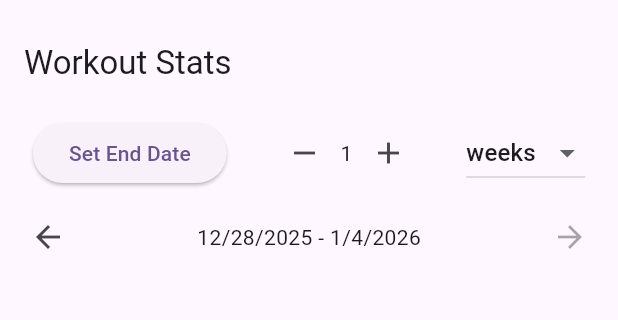
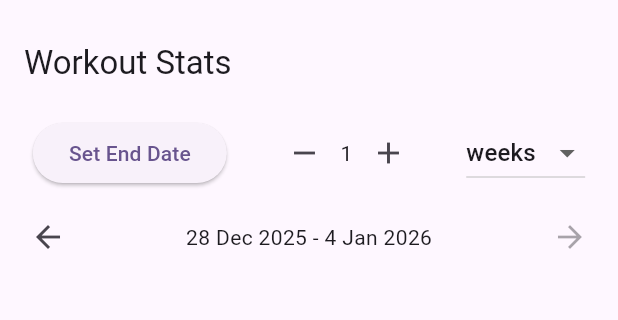
Before and after one commit to tommyiaq/gymprogresstracker, a Flutter app: the screen it shows after launch, item 3 of the bottom bar chosen, on a phone screen of 412 x 824 dp, the part 63-383 px from its top. Run offline on Flutter 3.47's test engine with Material 3 defaults, Android fonts, the phone set to English and light mode, and no system bars; our stand-ins replace fl_chart, shared_preferences, wakelock_plus.

Commit message:
data format

```diff
--- a/lib/pages/stats_page.dart
+++ b/lib/pages/stats_page.dart
@@ -88,7 +88,7 @@ class _StatsPageState extends State<StatsPage> {
       context: context,
       builder: (context) {
         return AlertDialog(
-          title: Text('Workout Details for ${DateFormat.yMMMd().format(dailyLogs.first.endTime)}'),
+          title: Text('Workout Details for ${DateFormat('d MMM yyyy').format(dailyLogs.first.endTime)}'),
           content: SizedBox(
             width: double.maxFinite,
             child: ListView.builder(
@@ -246,7 +246,7 @@ class _StatsPageState extends State<StatsPage> {
                         );
                       }).toList(),
                       titlesData: FlTitlesData(
-                        bottomTitles: AxisTitles(sideTitles: SideTitles(showTitles: true, reservedSize: 30, getTitlesWidget: (value, meta) => Text(DateFormat.Md().format(DateTime.fromMillisecondsSinceEpoch(value.toInt())), style: const TextStyle(fontSize: 10)), interval: (_endDate.millisecondsSinceEpoch - startDate.millisecondsSinceEpoch) / 4)),
+                        bottomTitles: AxisTitles(sideTitles: SideTitles(showTitles: true, reservedSize: 30, getTitlesWidget: (value, meta) => Text(DateFormat('d MMM').format(DateTime.fromMillisecondsSinceEpoch(value.toInt())), style: const TextStyle(fontSize: 10)), interval: (_endDate.millisecondsSinceEpoch - startDate.millisecondsSinceEpoch) / 4)),
                         leftTitles: AxisTitles(sideTitles: SideTitles(showTitles: true, reservedSize: 40, getTitlesWidget: (value, meta) => Text('${value.toInt()}%'))),
                         topTitles: AxisTitles(sideTitles: SideTitles(showTitles: false)),
                         rightTitles: AxisTitles(sideTitles: SideTitles(showTitles: false)),
@@ -269,7 +269,7 @@ class _StatsPageState extends State<StatsPage> {
         mainAxisAlignment: MainAxisAlignment.spaceBetween,
         children: [
           IconButton(icon: const Icon(Icons.arrow_back), onPressed: () => _navigatePeriod(-1)),
-          Text('${DateFormat.yMd().format(startDate)} - ${DateFormat.yMd().format(_endDate)}'),
+          Text('${DateFormat('d MMM yyyy').format(startDate)} - ${DateFormat('d MMM yyyy').format(_endDate)}'),
           IconButton(icon: Icon(Icons.arrow_forward), onPressed: isRightArrowDisabled ? null : () => _navigatePeriod(1)),
         ],
       ),
```
